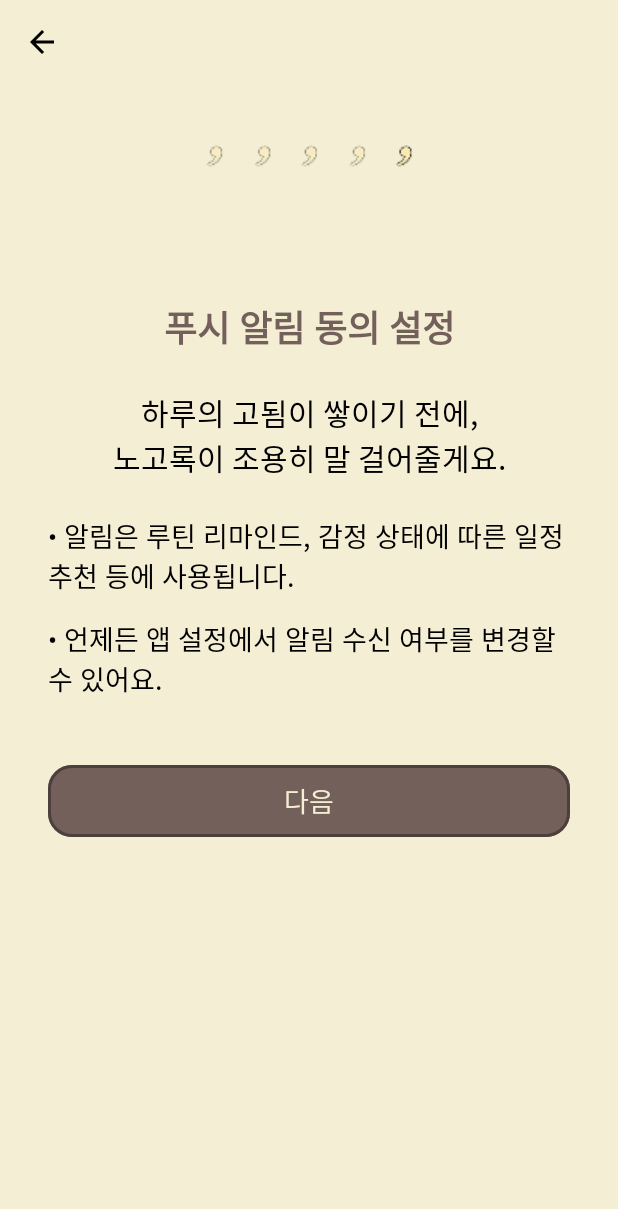
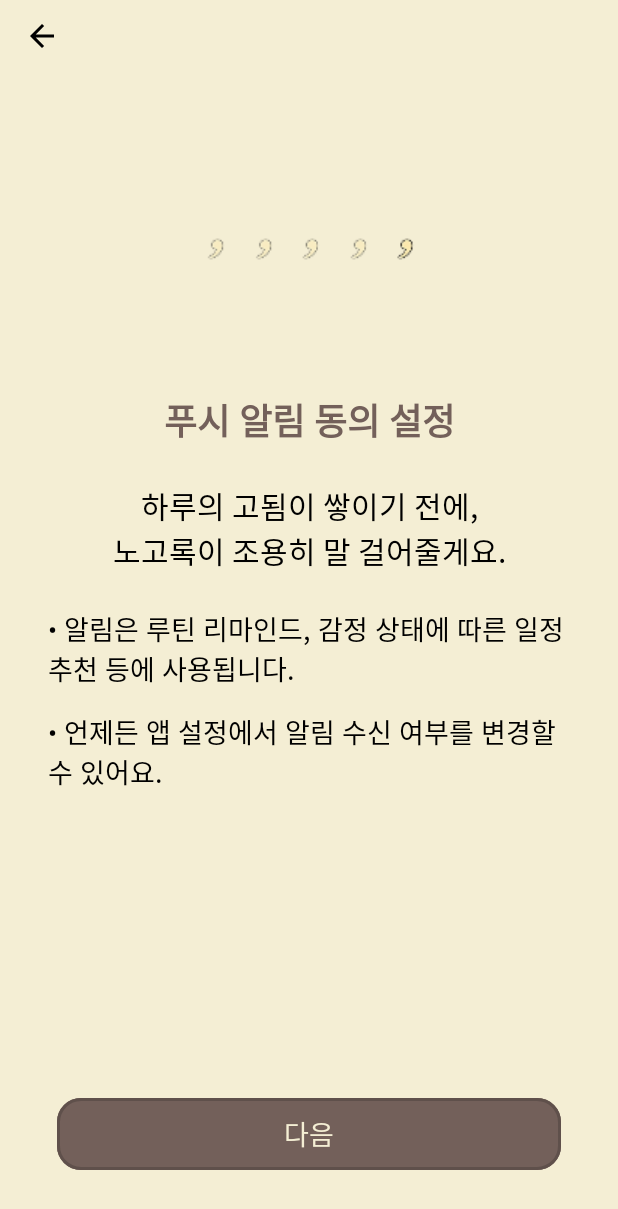
Before and after one commit to 2025-NOGOROK/FE, an Android app: the RegisterInputNotificationActivity screen opened directly, with no data from a screen before it, on a phone screen of 412 x 824 dp. Shown: the top 1209 px of the screen. Run offline under Robolectric (Android 15) with nearby library versions, the phone set to English and light mode, and no system bars.

Commit message:
🎨 Design: 회원가입 완료 및 입력 페이지 버튼 위치/스타일 통일
이메일, 비밀번호, 알림동의, 회원가입 완료 화면의 버튼을 ConstraintLayout 하단 고정(마진 38dp/40dp)으로 통일
버튼 색상, 크기, 위치, 마진, 텍스트 스타일 모두 피그마 기준에 맞춰 일관성 있게 수정
버튼 활성/비활성 상태별 색상 selector 적용
회원가입 완료 화면에서 고양이 이미지와 텍스트, 버튼 모두 피그마 디자인에 맞게 중앙 정렬 및 배치
관련 레이아웃 및 액티비티 코드 정리

```diff
--- a/app/src/main/java/com/example/nogorok/RegisterInputCompleteActivity.kt
+++ b/app/src/main/java/com/example/nogorok/RegisterInputCompleteActivity.kt
@@ -12,7 +12,7 @@ class RegisterInputCompleteActivity : AppCompatActivity() {
 
         val btnSurvey = findViewById<MaterialButton>(R.id.btnSurvey)
         btnSurvey.setOnClickListener {
-            // 설문화면(또는 메인화면)으로 이동
+            // 설문화면(또는 메인화면)으로 이동 추후에 설문화면 만들고 바꿔야하는 코드!!!
             // 예시: MainActivity로 이동
             val intent = Intent(this, MainActivity::class.java)
             startActivity(intent)
--- a/app/src/main/java/com/example/nogorok/RegisterInputNotificationActivity.kt
+++ b/app/src/main/java/com/example/nogorok/RegisterInputNotificationActivity.kt
@@ -3,8 +3,6 @@ package com.example.nogorok
 import android.app.NotificationManager
 import android.content.Context
 import android.content.Intent
-import android.content.res.ColorStateList
-import android.graphics.Color
 import android.os.Build
 import android.os.Bundle
 import android.widget.ImageButton
@@ -22,9 +20,6 @@ class RegisterInputNotificationActivity : AppCompatActivity() {
     ) { isGranted: Boolean ->
         // 팝업에서 허용/거부 누르면 버튼 활성화
         btnNext.isEnabled = true
-        btnNext.setBackgroundColor(Color.parseColor("#73605A"))
-        btnNext.setTextColor(Color.parseColor("#F4EED4"))
-        btnNext.strokeColor = ColorStateList.valueOf(Color.parseColor("#FF4D403C"))
     }
 
     override fun onCreate(savedInstanceState: Bundle?) {
@@ -35,15 +30,9 @@ class RegisterInputNotificationActivity : AppCompatActivity() {
         btnBack.setOnClickListener { finish() }
 
         btnNext = findViewById(R.id.btnNext)
-
-        // 버튼 비활성화로 시작
         btnNext.isEnabled = false
-        btnNext.setBackgroundColor(Color.parseColor("#F4EED4"))
-        btnNext.setTextColor(Color.parseColor("#8073605A"))
-        btnNext.strokeColor = ColorStateList.valueOf(Color.parseColor("#804D403C"))
 
         btnNext.setOnClickListener {
-            // 다음 단계(가입 완료 화면)로 이동
             val intent = Intent(this, RegisterInputCompleteActivity::class.java)
             startActivity(intent)
         }
@@ -54,9 +43,6 @@ class RegisterInputNotificationActivity : AppCompatActivity() {
         } else {
             // Android 12 이하에서는 바로 버튼 활성화
             btnNext.isEnabled = true
-            btnNext.setBackgroundColor(Color.parseColor("#73605A"))
-            btnNext.setTextColor(Color.parseColor("#F4EED4"))
-            btnNext.strokeColor = ColorStateList.valueOf(Color.parseColor("#FF4D403C"))
         }
     }
 }
--- /dev/null
+++ b/app/src/main/res/color/button_bg_selector.xml
@@ -0,0 +1,5 @@
+<?xml version="1.0" encoding="utf-8"?>
+<selector xmlns:android="http://schemas.android.com/apk/res/android">
+    <item android:state_enabled="false" android:color="#F4EED4"/>
+    <item android:state_enabled="true" android:color="#73605A"/>
+</selector>
--- /dev/null
+++ b/app/src/main/res/color/button_text_selector.xml
@@ -0,0 +1,5 @@
+<?xml version="1.0" encoding="utf-8"?>
+<selector xmlns:android="http://schemas.android.com/apk/res/android">
+    <item android:state_enabled="false" android:color="#8073605A"/>
+    <item android:state_enabled="true" android:color="#F4EED4"/>
+</selector>
--- a/app/src/main/res/layout/activity_register_input_notification.xml
+++ b/app/src/main/res/layout/activity_register_input_notification.xml
@@ -1,26 +1,23 @@
 <?xml version="1.0" encoding="utf-8"?>
-<LinearLayout
+<androidx.constraintlayout.widget.ConstraintLayout
     xmlns:android="http://schemas.android.com/apk/res/android"
     xmlns:app="http://schemas.android.com/apk/res-auto"
     android:layout_width="match_parent"
     android:layout_height="match_parent"
-    android:orientation="vertical"
     android:background="#F4EED4">
 
     <!-- 상단 툴바: 뒤로가기 -->
-    <FrameLayout
-        android:layout_width="match_parent"
-        android:layout_height="56dp">
     <ImageButton
         android:id="@+id/btnBack"
         android:layout_width="48dp"
         android:layout_height="48dp"
         android:src="@drawable/ic_arrow_back"
         android:background="?attr/selectableItemBackgroundBorderless"
-            android:layout_gravity="start|center_vertical"
         android:contentDescription="뒤로가기"
-            android:layout_marginStart="4dp"/>
-    </FrameLayout>
+        app:layout_constraintTop_toTopOf="parent"
+        app:layout_constraintStart_toStartOf="parent"
+        android:layout_marginStart="4dp"
+        android:layout_marginTop="0dp"/>
 
     <!-- 쉼표 이미지(5단계) -->
     <ImageView
@@ -28,66 +25,91 @@
         android:layout_width="159dp"
         android:layout_height="32dp"
         android:src="@drawable/register_comma_5"
-        android:layout_gravity="center_horizontal"
-        android:layout_marginTop="32dp"
-        android:contentDescription="진행 표시"/>
+        android:contentDescription="진행 표시"
+        app:layout_constraintTop_toTopOf="parent"
+        app:layout_constraintStart_toStartOf="parent"
+        app:layout_constraintEnd_toEndOf="parent"
+        android:layout_marginTop="150dp"/>
 
     <!-- 대제목 -->
     <TextView
-        android:layout_width="match_parent"
+        android:id="@+id/tvTitle"
+        android:layout_width="0dp"
         android:layout_height="wrap_content"
         android:text="푸시 알림 동의 설정"
         android:textColor="#73605A"
         android:textSize="24sp"
         android:textStyle="bold"
         android:gravity="center"
-        android:layout_marginTop="80dp"/>
+        app:layout_constraintTop_toBottomOf="@id/imgComma"
+        app:layout_constraintStart_toStartOf="parent"
+        app:layout_constraintEnd_toEndOf="parent"
+        android:layout_marginTop="80dp"
+        android:layout_marginStart="32dp"
+        android:layout_marginEnd="32dp"/>
 
     <!-- 안내문구 -->
     <TextView
-        android:layout_width="match_parent"
+        android:id="@+id/tvDesc"
+        android:layout_width="0dp"
         android:layout_height="wrap_content"
         android:text="하루의 고됨이 쌓이기 전에,\n노고록이 조용히 말 걸어줄게요."
         android:textColor="#000000"
         android:textSize="20sp"
         android:gravity="center"
-        android:layout_marginTop="24dp"/>
+        app:layout_constraintTop_toBottomOf="@id/tvTitle"
+        app:layout_constraintStart_toStartOf="parent"
+        app:layout_constraintEnd_toEndOf="parent"
+        android:layout_marginTop="24dp"
+        android:layout_marginStart="32dp"
+        android:layout_marginEnd="32dp"/>
 
     <!-- 안내 리스트 -->
     <TextView
-        android:layout_width="match_parent"
+        android:id="@+id/tvInfo1"
+        android:layout_width="0dp"
         android:layout_height="wrap_content"
         android:text="• 알림은 루틴 리마인드, 감정 상태에 따른 일정 추천 등에 사용됩니다."
         android:textColor="#000000"
         android:textSize="18sp"
+        app:layout_constraintTop_toBottomOf="@id/tvDesc"
+        app:layout_constraintStart_toStartOf="parent"
+        app:layout_constraintEnd_toEndOf="parent"
         android:layout_marginTop="24dp"
         android:layout_marginStart="32dp"
         android:layout_marginEnd="32dp"/>
 
     <TextView
-        android:layout_width="match_parent"
+        android:id="@+id/tvInfo2"
+        android:layout_width="0dp"
         android:layout_height="wrap_content"
         android:text="• 언제든 앱 설정에서 알림 수신 여부를 변경할 수 있어요."
         android:textColor="#000000"
         android:textSize="18sp"
+        app:layout_constraintTop_toBottomOf="@id/tvInfo1"
+        app:layout_constraintStart_toStartOf="parent"
+        app:layout_constraintEnd_toEndOf="parent"
         android:layout_marginTop="15dp"
         android:layout_marginStart="32dp"
         android:layout_marginEnd="32dp"/>
 
-    <!-- 다음 버튼 -->
+    <!-- 다음 버튼: 하단 고정, 상태별 색상 적용 -->
     <com.google.android.material.button.MaterialButton
         android:id="@+id/btnNext"
-        android:layout_width="match_parent"
+        android:layout_width="0dp"
         android:layout_height="56dp"
-        android:layout_marginTop="40dp"
-        android:layout_marginStart="32dp"
-        android:layout_marginEnd="32dp"
-        android:backgroundTint="#F4EED4"
+        android:layout_marginStart="38dp"
+        android:layout_marginEnd="38dp"
+        android:layout_marginBottom="40dp"
+        android:backgroundTint="@color/button_bg_selector"
+        android:textColor="@color/button_text_selector"
         android:text="다음"
-        android:textColor="#8073605A"
         android:textSize="18sp"
         app:cornerRadius="16dp"
         app:strokeWidth="2dp"
         app:strokeColor="#804D403C"
-        android:enabled="true"/>
-</LinearLayout>
+        android:enabled="false"
+        app:layout_constraintBottom_toBottomOf="parent"
+        app:layout_constraintStart_toStartOf="parent"
+        app:layout_constraintEnd_toEndOf="parent"/>
+</androidx.constraintlayout.widget.ConstraintLayout>
```
Also changed, not shown: app/src/main/res/layout/activity_register_input_complete.xml (+54 -34 lines), app/src/main/res/layout/activity_register_input_email.xml (+35 -24 lines), app/src/main/res/layout/activity_register_input_password.xml (+40 -26 lines). Lines whose indentation alone changed are shown as unchanged.
